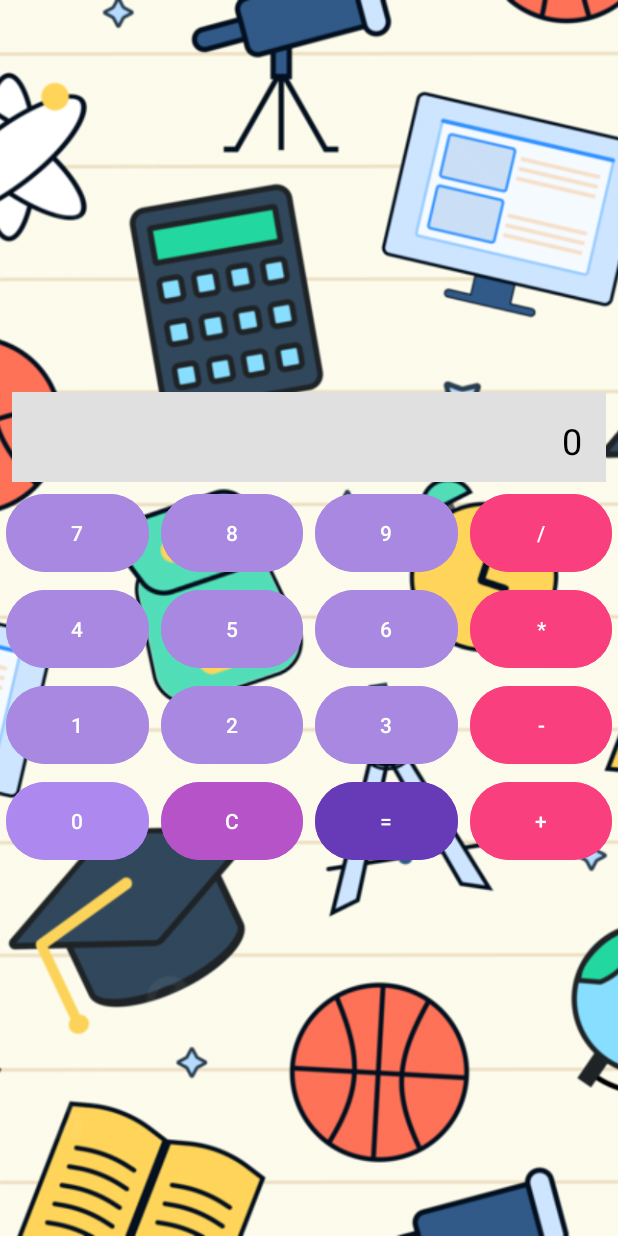
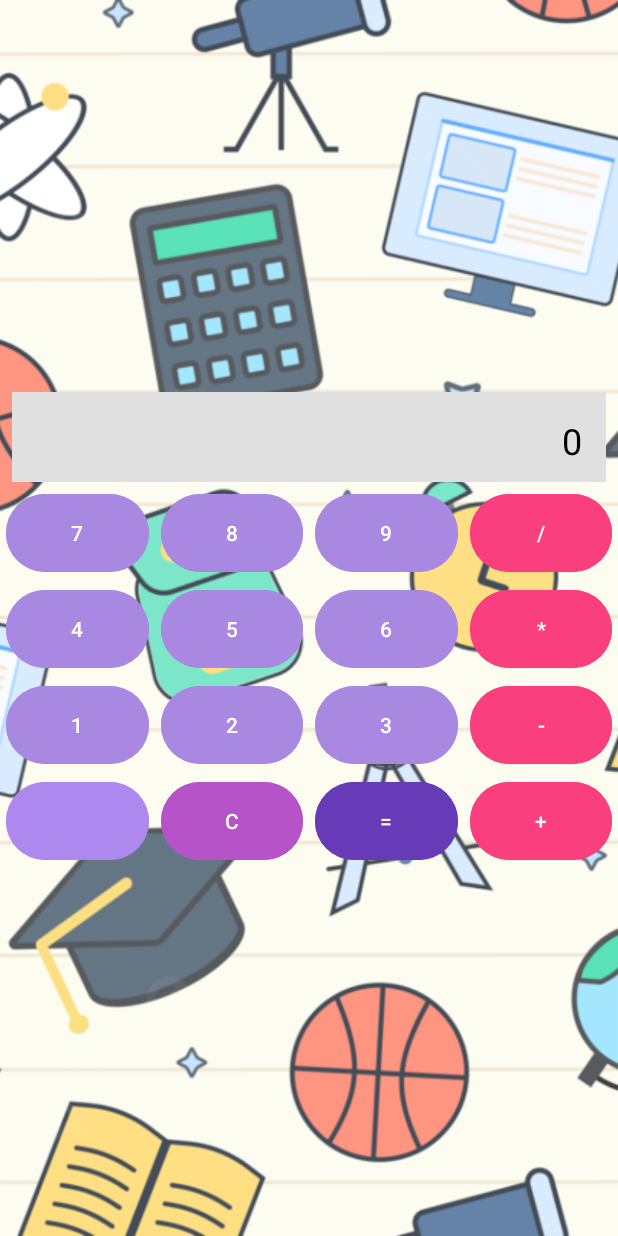
Before and after one commit to gimenavargas/Calculadora_AndroidStdio, an Android app: the screen it shows after launch (MainActivity), on a phone screen of 412 x 824 dp. Run offline under Robolectric (Android 15) with nearby library versions, the phone set to English and light mode, and no system bars.

Commit message:
calculadora opacity

```diff
--- a/app/src/main/res/layout/activity_main.xml
+++ b/app/src/main/res/layout/activity_main.xml
@@ -1,6 +1,5 @@
 <?xml version="1.0" encoding="utf-8"?>
-<androidx.constraintlayout.widget.ConstraintLayout
-    xmlns:android="http://schemas.android.com/apk/res/android"
+<androidx.constraintlayout.widget.ConstraintLayout xmlns:android="http://schemas.android.com/apk/res/android"
     xmlns:app="http://schemas.android.com/apk/res-auto"
     xmlns:tools="http://schemas.android.com/tools"
     android:id="@+id/main"
@@ -15,10 +14,12 @@
         android:layout_height="0dp"
         android:scaleType="centerCrop"
         android:src="@drawable/background_image"
+        android:tint="#40FFFFFF"
+        app:layout_constraintBottom_toBottomOf="parent"
+        app:layout_constraintEnd_toEndOf="parent"
+        app:layout_constraintStart_toStartOf="parent"
         app:layout_constraintTop_toTopOf="parent"
-        app:layout_constraintBottom_toBottomOf="parent"
-        app:layout_constraintStart_toStartOf="parent"
-        app:layout_constraintEnd_toEndOf="parent" />
+        tools:visibility="visible" />
 
     <!-- Display TextView -->
 
@@ -183,10 +184,10 @@
         android:layout_height="60dp"
         android:layout_margin="4dp"
         android:backgroundTint="#AD88EF"
-        android:text="0"
         app:layout_constraintLeft_toLeftOf="parent"
         app:layout_constraintRight_toLeftOf="@id/btnClear"
-        app:layout_constraintTop_toBottomOf="@id/btn1" />
+        app:layout_constraintTop_toBottomOf="@id/btn1"
+        app:rippleColor="#E91E63" />
 
     <Button
         android:id="@+id/btnClear"
```
